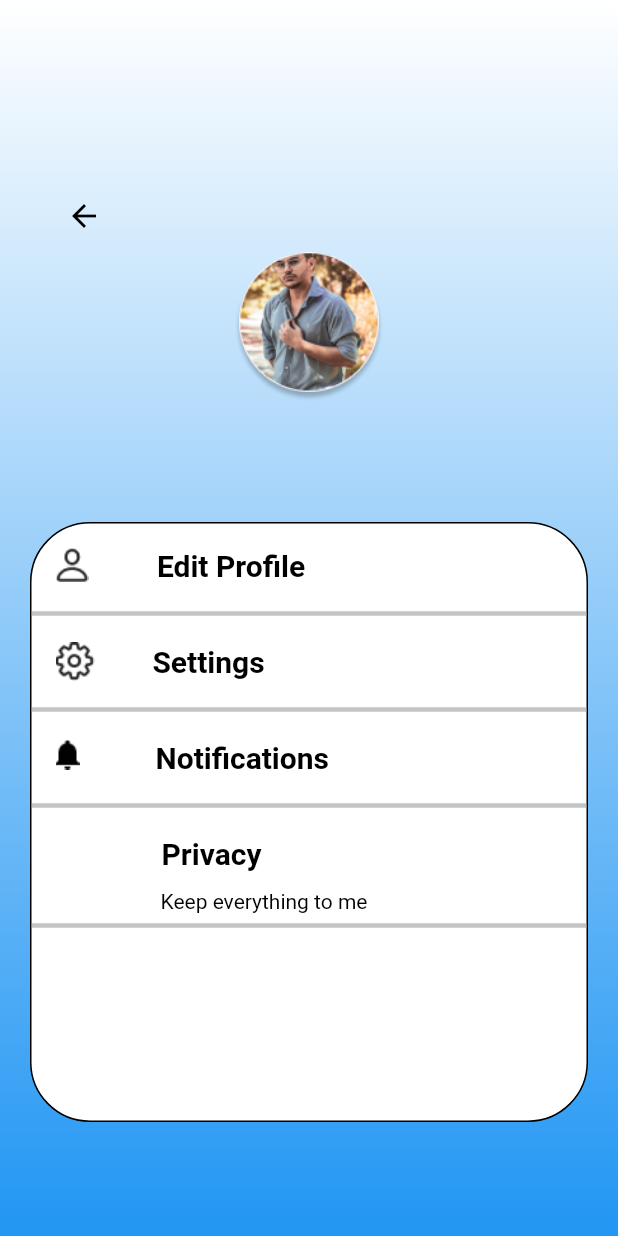
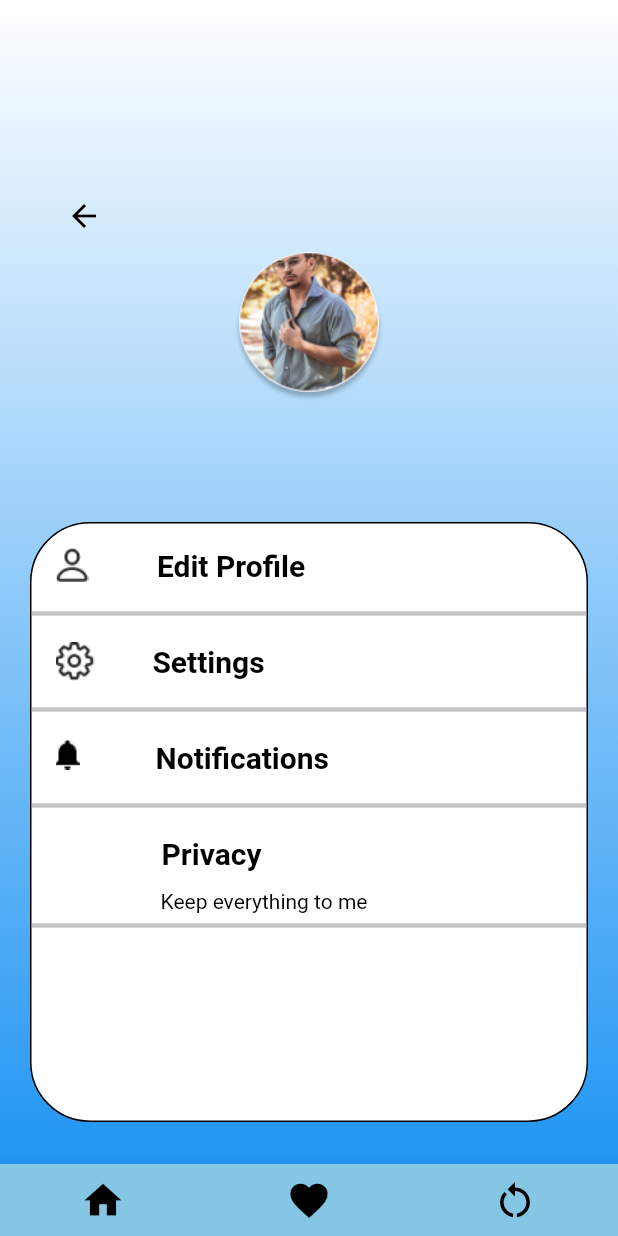
Before and after one commit to SachiniDeSilva/Auto_Play, a Flutter app: the ViewProfile screen opened directly, on a phone screen of 412 x 824 dp. Run offline on Flutter 3.47's test engine with Material 2 defaults, Android fonts, the phone set to English and light mode, and no system bars.

Commit message:
Added bottom navigation bar into the view_profile.dart file

```diff
--- a/lib/Pages/home.dart
+++ b/lib/Pages/home.dart
@@ -13,7 +13,7 @@ class Home extends StatelessWidget {
         backgroundColor: Color.fromARGB(255, 2, 27, 48),
         child: IconButton(
           color: Colors.white,
-          iconSize: 40.0,
+          iconSize: 30.0,
           onPressed: () {},
           icon: Icon(Icons.home),
         ),
@@ -30,14 +30,14 @@ class Home extends StatelessWidget {
               padding: const EdgeInsets.only(left: 130),
               child: IconButton(
                 color: Colors.black,
-                iconSize: 40.0,
+                iconSize: 30.0,
                 onPressed: () {},
                 icon: Icon(Icons.favorite),
               ),
             ),
             IconButton(
               color: Colors.black,
-              iconSize: 40.0,
+              iconSize: 30.0,
               onPressed: () {},
               icon: Icon(Icons.restart_alt),
             ),
--- a/lib/Pages/view_profile.dart
+++ b/lib/Pages/view_profile.dart
@@ -160,6 +160,32 @@ class _ViewProfileState extends State<ViewProfile> {
           ),
         );
       }),
+      bottomNavigationBar: BottomAppBar(
+        color: Color.fromARGB(255, 132, 198, 228),
+        child: Row(
+          mainAxisAlignment: MainAxisAlignment.spaceAround,
+          children: [
+            IconButton(
+              onPressed: () {},
+              icon: Icon(Icons.home),
+              color: Colors.black,
+              iconSize: 30,
+            ),
+            IconButton(
+              onPressed: () {},
+              icon: Icon(Icons.favorite),
+              color: Colors.black,
+              iconSize: 30,
+            ),
+            IconButton(
+              onPressed: () {},
+              icon: Icon(Icons.restart_alt),
+              color: Colors.black,
+              iconSize: 30,
+            ),
+          ],
+        ),
+      ),
     );
   }
 }
```
